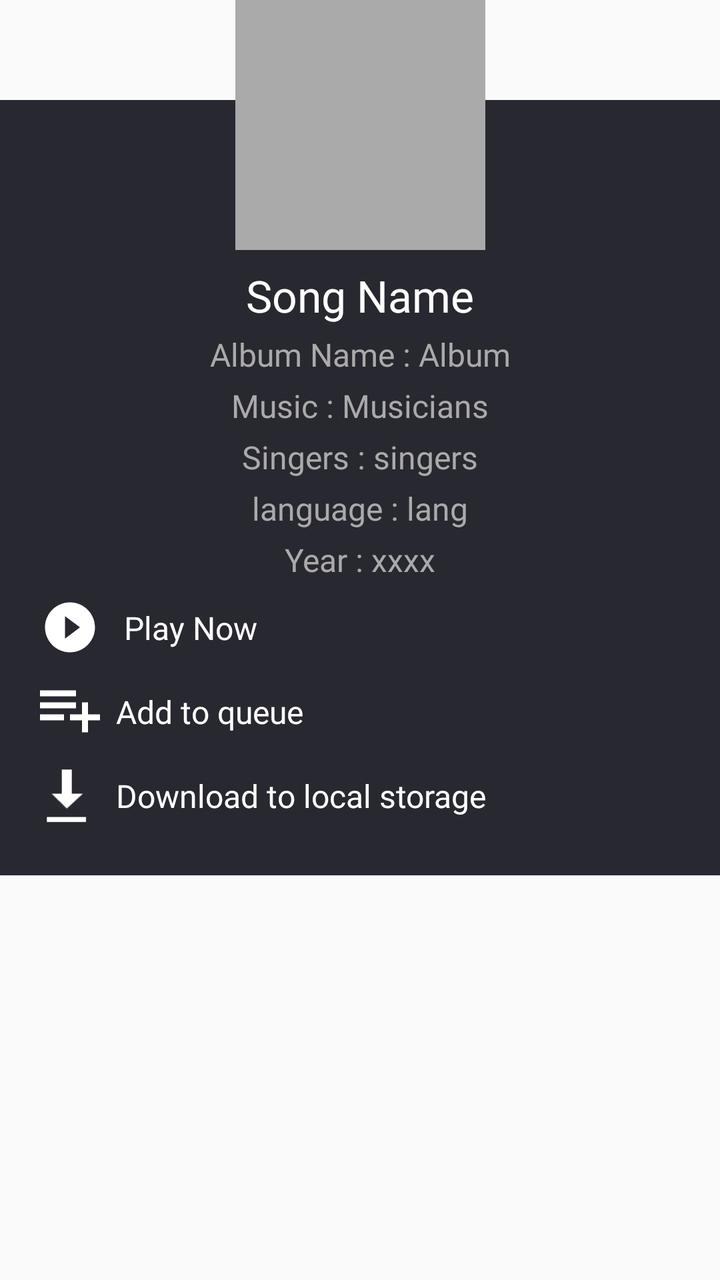
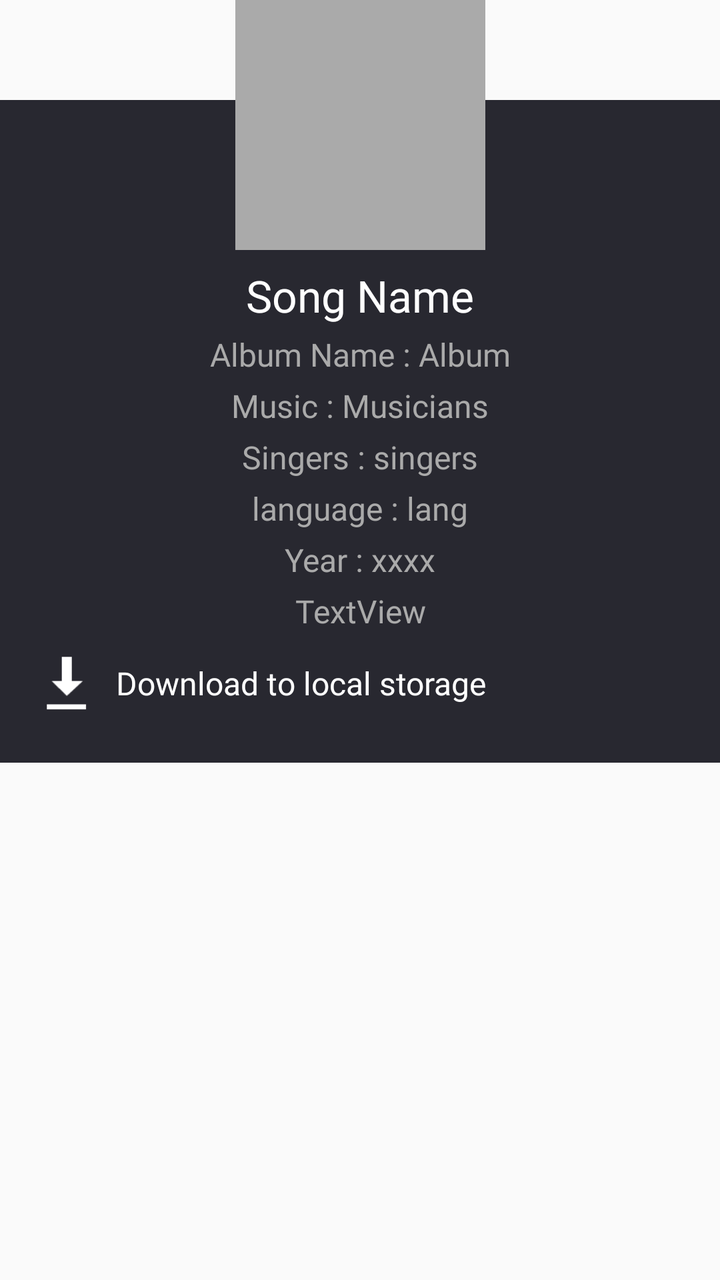

An Android layout rendered at two revisions. The XML below is the earlier revision; the diff shows what the commit changed to produce the second picture.
<!-- AndroidManifest.xml: application theme AppTheme.NoActionBar -->
<!-- res/layout/album_bottom_sheet.xml -->
<?xml version="1.0" encoding="utf-8"?>
<androidx.constraintlayout.widget.ConstraintLayout xmlns:android="http://schemas.android.com/apk/res/android"
    xmlns:app="http://schemas.android.com/apk/res-auto"
    xmlns:tools="http://schemas.android.com/tools"
    android:layout_width="match_parent"

    android:layout_height="wrap_content"
    android:orientation="vertical">

    <TextView
        android:id="@+id/textView17"
        android:layout_width="0dp"
        android:layout_height="0dp"
        android:layout_marginTop="50dp"
        android:background="@color/darkAccent"
        app:layout_constraintBottom_toBottomOf="@+id/textView43"
        app:layout_constraintEnd_toEndOf="parent"
        app:layout_constraintStart_toStartOf="parent"
        app:layout_constraintTop_toTopOf="@+id/dia_si_art1" />

    <ImageView
        android:id="@+id/imageView"
        android:layout_width="30dp"
        android:layout_height="30dp"
        android:layout_marginStart="20dp"
        android:layout_marginTop="8dp"
        app:layout_constraintStart_toStartOf="parent"
        app:layout_constraintTop_toBottomOf="@+id/dia_si_year1"
        app:srcCompat="@drawable/ic_play_circle_filled_black_24dp" />

    <TextView
        android:id="@+id/dia_si_song1"
        android:layout_width="0dp"
        android:layout_height="wrap_content"
        android:layout_marginStart="8dp"
        android:layout_marginTop="8dp"
        android:layout_marginEnd="8dp"
        android:fontFamily="@font/roboto_bold"
        android:text="Song Name"
        android:textAlignment="center"
        android:textColor="@android:color/white"
        android:textSize="22sp"
        app:layout_constraintEnd_toEndOf="parent"
        app:layout_constraintStart_toStartOf="parent"
        app:layout_constraintTop_toBottomOf="@+id/dia_si_art1" />

    <TextView
        android:id="@+id/dia_si_album1"
        android:layout_width="0dp"
        android:layout_height="wrap_content"
        android:layout_marginStart="8dp"
        android:layout_marginTop="4dp"
        android:layout_marginEnd="8dp"
        android:fontFamily="@font/roboto_medium"
        android:text="Album Name : Album"
        android:textAlignment="center"
        android:textColor="@android:color/darker_gray"
        android:textSize="16sp"
        app:layout_constraintEnd_toEndOf="parent"
        app:layout_constraintStart_toStartOf="parent"
        app:layout_constraintTop_toBottomOf="@+id/dia_si_song1" />

    <TextView
        android:id="@+id/dia_si_music1"
        android:layout_width="0dp"
        android:layout_height="wrap_content"
        android:layout_marginStart="8dp"
        android:layout_marginTop="4dp"
        android:layout_marginEnd="8dp"
        android:fontFamily="@font/roboto_medium"
        android:text="Music : Musicians"
        android:textAlignment="center"
        android:textColor="@android:color/darker_gray"
        android:textSize="16sp"
        app:layout_constraintEnd_toEndOf="parent"
        app:layout_constraintStart_toStartOf="parent"
        app:layout_constraintTop_toBottomOf="@+id/dia_si_album1" />

    <TextView
        android:id="@+id/dia_si_singers1"
        android:layout_width="0dp"
        android:layout_height="wrap_content"
        android:layout_marginStart="8dp"
        android:layout_marginTop="4dp"
        android:layout_marginEnd="8dp"
        android:fontFamily="@font/roboto_medium"
        android:text="Singers : singers"
        android:textAlignment="center"
        android:textColor="@android:color/darker_gray"
        android:textSize="16sp"
        app:layout_constraintEnd_toEndOf="parent"
        app:layout_constraintStart_toStartOf="parent"
        app:layout_constraintTop_toBottomOf="@+id/dia_si_music1" />

    <TextView
        android:id="@+id/dia_si_lang1"
        android:layout_width="0dp"
        android:layout_height="wrap_content"
        android:layout_marginStart="8dp"
        android:layout_marginTop="4dp"
        android:layout_marginEnd="8dp"
        android:fontFamily="@font/roboto_medium"
        android:text="language : lang"
        android:textAlignment="center"
        android:textColor="@android:color/darker_gray"
        android:textSize="16sp"
        app:layout_constraintEnd_toEndOf="parent"
        app:layout_constraintStart_toStartOf="parent"
        app:layout_constraintTop_toBottomOf="@+id/dia_si_singers1" />

    <TextView
        android:id="@+id/dia_si_year1"
        android:layout_width="0dp"
        android:layout_height="wrap_content"
        android:layout_marginStart="8dp"
        android:layout_marginTop="4dp"
        android:layout_marginEnd="8dp"
        android:fontFamily="@font/roboto_medium"
        android:text="Year : xxxx"
        android:textAlignment="center"
        android:textColor="@android:color/darker_gray"
        android:textSize="16sp"
        app:layout_constraintEnd_toEndOf="parent"
        app:layout_constraintStart_toStartOf="parent"
        app:layout_constraintTop_toBottomOf="@+id/dia_si_lang1" />

    <TextView
        android:id="@+id/btn_sht_playnow"
        android:layout_width="0dp"
        android:layout_height="wrap_content"
        android:layout_marginStart="12dp"
        android:layout_marginEnd="8dp"
        android:fontFamily="@font/roboto_medium"
        android:text="Play Now"
        android:textColor="@android:color/white"
        android:textSize="16sp"
        app:layout_constraintBottom_toBottomOf="@+id/imageView"
        app:layout_constraintEnd_toEndOf="parent"
        app:layout_constraintStart_toEndOf="@+id/imageView"
        app:layout_constraintTop_toTopOf="@+id/imageView" />

    <ImageView
        android:id="@+id/imageView2"
        android:layout_width="30dp"
        android:layout_height="30dp"
        android:layout_marginStart="20dp"
        android:layout_marginTop="12dp"
        app:layout_constraintStart_toStartOf="parent"
        app:layout_constraintTop_toBottomOf="@+id/imageView"
        app:srcCompat="@drawable/ic_add_playlist" />

    <TextView
        android:id="@+id/btn_sht_queue"
        android:layout_width="0dp"
        android:layout_height="wrap_content"
        android:layout_marginStart="8dp"
        android:layout_marginEnd="8dp"
        android:fontFamily="@font/roboto_medium"
        android:text="Add to queue"
        android:textColor="@android:color/white"
        android:textSize="16sp"
        app:layout_constraintBottom_toBottomOf="@+id/imageView2"
        app:layout_constraintEnd_toEndOf="parent"
        app:layout_constraintStart_toEndOf="@+id/imageView2"
        app:layout_constraintTop_toTopOf="@+id/imageView2" />

    <ImageView
        android:id="@+id/imageView3"
        android:layout_width="30dp"
        android:layout_height="30dp"
        android:layout_marginStart="18dp"
        android:layout_marginTop="12dp"
        app:layout_constraintStart_toStartOf="parent"
        app:layout_constraintTop_toBottomOf="@+id/imageView8"
        app:srcCompat="@android:drawable/stat_sys_download" />

    <TextView
        android:id="@+id/btn_sht_down"
        android:layout_width="0dp"
        android:layout_height="wrap_content"
        android:layout_marginStart="10dp"
        android:layout_marginEnd="8dp"
        android:fontFamily="@font/roboto_medium"
        android:text="Download to local storage"
        android:textColor="@android:color/white"
        android:textSize="16sp"
        app:layout_constraintBottom_toBottomOf="@+id/imageView3"
        app:layout_constraintEnd_toEndOf="parent"
        app:layout_constraintStart_toEndOf="@+id/imageView3"
        app:layout_constraintTop_toTopOf="@+id/imageView3" />

    <TextView
        android:id="@+id/textView43"
        android:layout_width="0dp"
        android:layout_height="1dp"
        android:layout_marginStart="8dp"
        android:layout_marginTop="24dp"
        android:layout_marginEnd="8dp"
        app:layout_constraintEnd_toEndOf="parent"
        app:layout_constraintStart_toStartOf="parent"
        app:layout_constraintTop_toBottomOf="@+id/imageView3" />

    <ImageView
        android:id="@+id/imageView8"
        android:layout_width="30dp"
        android:layout_height="30dp"
        android:layout_marginTop="12dp"
        android:visibility="gone"
        app:layout_constraintStart_toStartOf="@+id/imageView3"
        app:layout_constraintTop_toBottomOf="@+id/imageView2"
        app:srcCompat="@drawable/ic_info_black_24dp" />

    <TextView
        android:id="@+id/btn_sht_song_info"
        android:layout_width="0dp"
        android:layout_height="wrap_content"
        android:layout_marginStart="10dp"
        android:layout_marginEnd="8dp"
        android:fontFamily="@font/roboto_medium"
        android:text="Show Song info"
        android:textColor="#FFFFFF"
        android:textSize="16sp"
        android:visibility="gone"
        app:layout_constraintBottom_toBottomOf="@+id/imageView8"
        app:layout_constraintEnd_toEndOf="parent"
        app:layout_constraintStart_toEndOf="@+id/imageView8"
        app:layout_constraintTop_toTopOf="@+id/imageView8" />

    <ImageView
        android:id="@+id/dia_si_art1"
        android:layout_width="125dp"
        android:layout_height="125dp"
        android:layout_marginStart="8dp"
        android:layout_marginEnd="8dp"
        app:layout_constraintEnd_toEndOf="parent"
        app:layout_constraintStart_toStartOf="parent"
        app:layout_constraintTop_toTopOf="parent"
        app:srcCompat="@android:color/darker_gray" />

</androidx.constraintlayout.widget.ConstraintLayout>
<!-- resources referenced by this layout -->
<resources>
  <color name="darkAccent">#282830</color>
  <!-- drawable ic_add_playlist (drawable) -->
  <?xml version="1.0" encoding="utf-8"?>
  <vector xmlns:android="http://schemas.android.com/apk/res/android"
      android:width="426.667dp"
      android:height="426.667dp"
      android:viewportWidth="426.667"
      android:viewportHeight="426.667">
  
      <path
          android:fillColor="#fff"
          android:pathData="M 0 64 H 256 V 106.667 H 0 V 64 Z" />
      <path
          android:fillColor="#fff"
          android:pathData="M 0 149.333 H 256 V 192 H 0 V 149.333 Z" />
      <path
          android:fillColor="#fff"
          android:pathData="M 0 234.667 H 170.667 V 277.334 H 0 V 234.667 Z" />
      <path
          android:fillColor="#fff"
          android:pathData="M 341.333 234.667 L 341.333 149.333 L 298.667 149.333 L 298.667 234.667 L 213.333 234.667 L 213.333 277.333 L 298.667 277.333 L 298.667 362.667 L 341.333 362.667 L 341.333 277.333 L 426.667 277.333 L 426.667 234.667 Z" />
  </vector>
  <!-- drawable ic_info_black_24dp (drawable) -->
  <vector android:height="30dp" android:tint="#FFFFFF"
      android:viewportHeight="24.0" android:viewportWidth="24.0"
      android:width="30dp" xmlns:android="http://schemas.android.com/apk/res/android">
      <path android:fillColor="#FF000000" android:pathData="M12,2C6.48,2 2,6.48 2,12s4.48,10 10,10 10,-4.48 10,-10S17.52,2 12,2zM13,17h-2v-6h2v6zM13,9h-2L11,7h2v2z"/>
  </vector>
  <!-- drawable ic_play_circle_filled_black_24dp (drawable) -->
  <vector android:height="24dp" android:tint="#FFFFFF"
      android:viewportHeight="24.0" android:viewportWidth="24.0"
      android:width="24dp" xmlns:android="http://schemas.android.com/apk/res/android">
      <path android:fillColor="#FF000000" android:pathData="M12,2C6.48,2 2,6.48 2,12s4.48,10 10,10 10,-4.48 10,-10S17.52,2 12,2zM10,16.5v-9l6,4.5 -6,4.5z"/>
  </vector>
  <style name="AppTheme.NoActionBar">
          <item name="windowActionBar">false</item>
          <item name="windowNoTitle">true</item>
      </style>
</resources>

<!-- the commit's change to res/layout/album_bottom_sheet.xml (unified diff, before → after) -->
@@ -22,10 +22,10 @@
         android:id="@+id/imageView"
         android:layout_width="30dp"
         android:layout_height="30dp"
-        android:layout_marginStart="20dp"
-        android:layout_marginTop="8dp"
-        app:layout_constraintStart_toStartOf="parent"
-        app:layout_constraintTop_toBottomOf="@+id/dia_si_year1"
+        android:layout_marginStart="16dp"
+        android:visibility="gone"
+        app:layout_constraintStart_toStartOf="parent"
+        app:layout_constraintTop_toBottomOf="@+id/dia_si_copyrights"
         app:srcCompat="@drawable/ic_play_circle_filled_black_24dp" />
 
     <TextView
@@ -134,6 +134,7 @@
         android:text="Play Now"
         android:textColor="@android:color/white"
         android:textSize="16sp"
+        android:visibility="gone"
         app:layout_constraintBottom_toBottomOf="@+id/imageView"
         app:layout_constraintEnd_toEndOf="parent"
         app:layout_constraintStart_toEndOf="@+id/imageView"
@@ -145,6 +146,7 @@
         android:layout_height="30dp"
         android:layout_marginStart="20dp"
         android:layout_marginTop="12dp"
+        android:visibility="gone"
         app:layout_constraintStart_toStartOf="parent"
         app:layout_constraintTop_toBottomOf="@+id/imageView"
         app:srcCompat="@drawable/ic_add_playlist" />
@@ -159,6 +161,7 @@
         android:text="Add to queue"
         android:textColor="@android:color/white"
         android:textSize="16sp"
+        android:visibility="gone"
         app:layout_constraintBottom_toBottomOf="@+id/imageView2"
         app:layout_constraintEnd_toEndOf="parent"
         app:layout_constraintStart_toEndOf="@+id/imageView2"
@@ -169,7 +172,7 @@
         android:layout_width="30dp"
         android:layout_height="30dp"
         android:layout_marginStart="18dp"
-        android:layout_marginTop="12dp"
+        android:layout_marginTop="10dp"
         app:layout_constraintStart_toStartOf="parent"
         app:layout_constraintTop_toBottomOf="@+id/imageView8"
         app:srcCompat="@android:drawable/stat_sys_download" />
@@ -237,4 +240,20 @@
         app:layout_constraintTop_toTopOf="parent"
         app:srcCompat="@android:color/darker_gray" />
 
+    <TextView
+        android:id="@+id/dia_si_copyrights"
+        android:layout_width="0dp"
+        android:layout_height="wrap_content"
+        android:layout_marginStart="8dp"
+        android:layout_marginTop="4dp"
+        android:layout_marginEnd="8dp"
+        android:fontFamily="@font/roboto_medium"
+        android:text="TextView"
+        android:textAlignment="center"
+        android:textColor="@android:color/darker_gray"
+        android:textSize="16sp"
+        app:layout_constraintEnd_toEndOf="parent"
+        app:layout_constraintStart_toStartOf="parent"
+        app:layout_constraintTop_toBottomOf="@+id/dia_si_year1" />
+
 </androidx.constraintlayout.widget.ConstraintLayout>
